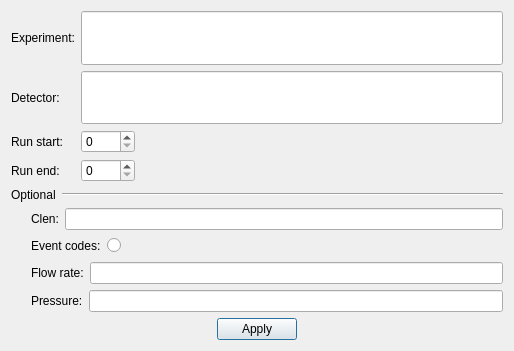
Above: ui/dialogs/proxy_data.ui from LiuLab-CSRC/ClickX before the change. Below: the same form after it.
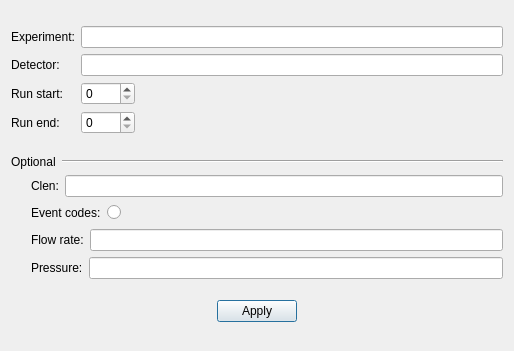
That is the form after the change.

Diff of the .ui file:
```diff
--- a/ui/dialogs/proxy_data.ui
+++ b/ui/dialogs/proxy_data.ui
@@ -32,7 +32,7 @@
      <item row="0" column="1">
       <widget class="QLineEdit" name="expID">
        <property name="sizePolicy">
-        <sizepolicy hsizetype="Preferred" vsizetype="Preferred">
+        <sizepolicy hsizetype="Expanding" vsizetype="Fixed">
          <horstretch>0</horstretch>
          <verstretch>0</verstretch>
         </sizepolicy>
@@ -55,7 +55,7 @@
      <item row="1" column="1">
       <widget class="QLineEdit" name="detName">
        <property name="sizePolicy">
-        <sizepolicy hsizetype="Preferred" vsizetype="Preferred">
+        <sizepolicy hsizetype="Expanding" vsizetype="Fixed">
          <horstretch>0</horstretch>
          <verstretch>0</verstretch>
         </sizepolicy>
```
